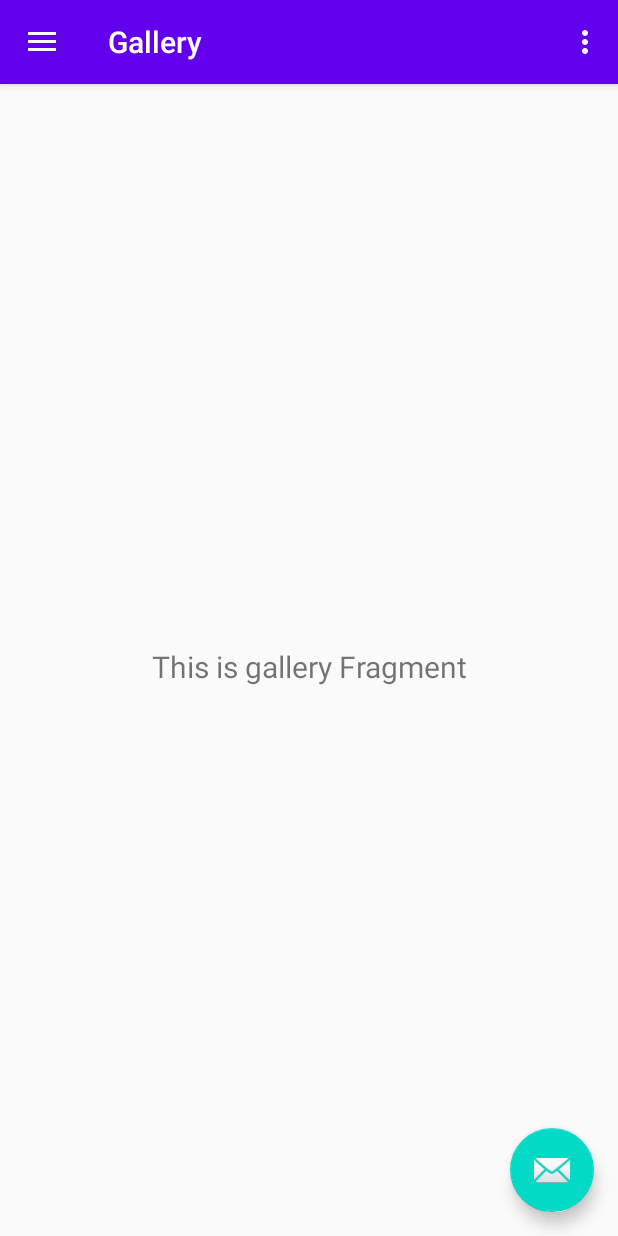
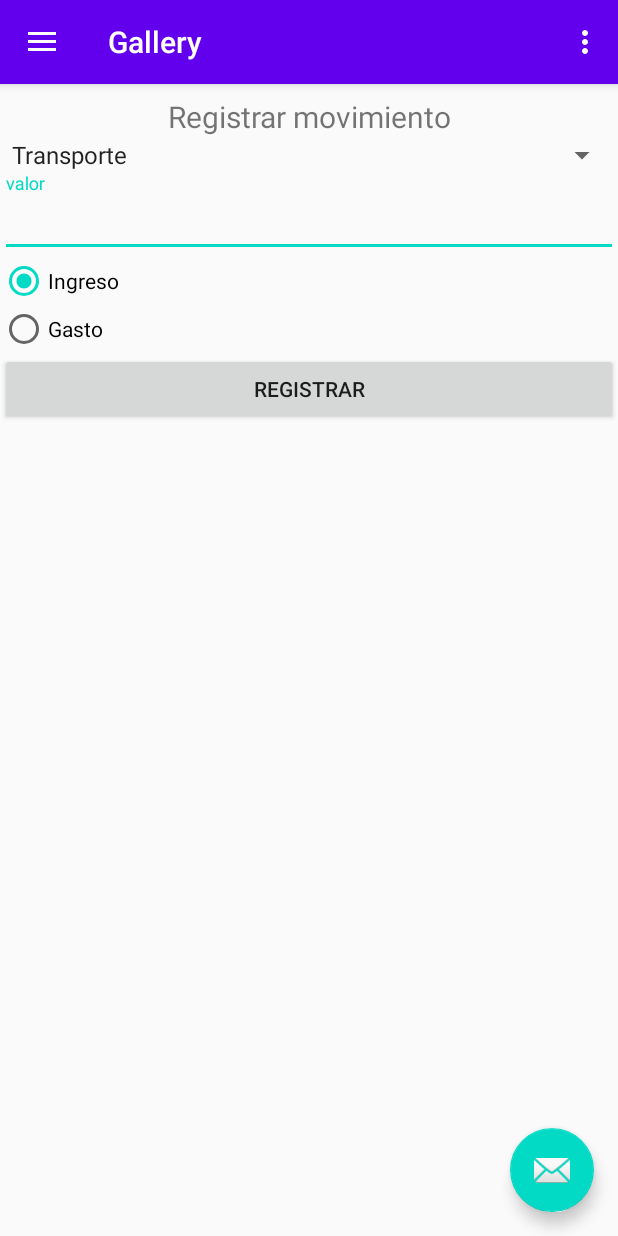
Before and after one commit to AdalbertoContreras/taller1, an Android app: the screen it shows after launch (MainActivity), in the side drawer, after a tap on "Gallery", on a phone screen of 412 x 824 dp. Run offline under Robolectric (Android 15) with nearby library versions, the phone set to English and light mode, and no system bars; our stand-ins replace navigation-ui.

Commit message:
Funcionlidad registrar movimiento

```diff
--- /dev/null
+++ b/app/src/main/java/com/empresa/finanzas1/sqlite/ConexionSQLiteHelper.kt
@@ -0,0 +1,78 @@
+package com.empresa.finanzas1.sqlite
+
+import android.content.Context
+import android.database.SQLException
+import android.database.sqlite.SQLiteDatabase
+import android.database.sqlite.SQLiteDatabase.CursorFactory
+import android.database.sqlite.SQLiteOpenHelper
+import android.util.Log
+
+class ConexionSQLiteHelper
+/**
+ * Create a helper object to create, open, and/or manage a database.
+ * This method always returns very quickly.  The database is not actually
+ * created or opened until one of [.getWritableDatabase] or
+ * [.getReadableDatabase] is called.
+ *
+ * @param context to use for locating paths to the the database
+ * @param factory to use for creating cursor objects, or null for the default
+ * [.onUpgrade] will be used to upgrade the database; if the database is
+ * newer, [.onDowngrade] will be used to downgrade the database
+ */
+    (context: Context?, factory: CursorFactory?) : SQLiteOpenHelper(
+    context,
+    nombre_database,
+    factory,
+    version_database
+) {
+    /**
+     * Called when the database is created for the first time. This is where the
+     * creation of tables and the initial population of the tables should happen.
+     *
+     * @param db The database.
+     */
+    override fun onCreate(db: SQLiteDatabase) {
+        try {
+
+            db.execSQL(MovimientoSqlite().SQL_CREATE_ENTRIES)
+        } catch (e: SQLException) {
+            Log.d("sqlite", "base de datos no creada")
+        }
+    }
+
+    /**
+     * Called when the database needs to be upgraded. The implementation
+     * should use this method to drop tables, add tables, or do anything else it
+     * needs to upgrade to the new schema version.
+     *
+     *
+     *
+     * The SQLite ALTER TABLE documentation can be found
+     * [here](http://sqlite.org/lang_altertable.html). If you add new columns
+     * you can use ALTER TABLE to insert them into a live table. If you rename or remove columns
+     * you can use ALTER TABLE to rename the old table, then create the new table and then
+     * populate the new table with the contents of the old table.
+     *
+     *
+     * This method executes within a transaction.  If an exception is thrown, all changes
+     * will automatically be rolled back.
+     *
+     *
+     * @param db         The database.
+     * @param oldVersion The old database version.
+     * @param newVersion The new database version.
+     */
+    override fun onUpgrade(
+        db: SQLiteDatabase,
+        oldVersion: Int,
+        newVersion: Int
+    ) {
+        db.execSQL(MovimientoSqlite().drop_table)
+        onCreate(db)
+    }
+
+    companion object {
+        private const val nombre_database = "app_cobrador"
+        private const val version_database = 2
+    }
+}
--- a/app/src/main/java/com/empresa/finanzas1/ui/gallery/GalleryFragment.kt
+++ /dev/null
@@ -1,31 +0,0 @@
-package com.empresa.finanzas1.ui.gallery
-
-import android.os.Bundle
-import android.view.LayoutInflater
-import android.view.View
-import android.view.ViewGroup
-import android.widget.TextView
-import androidx.fragment.app.Fragment
-import androidx.lifecycle.Observer
-import androidx.lifecycle.ViewModelProviders
-import com.empresa.finanzas1.R
-
-class GalleryFragment : Fragment() {
-
-    private lateinit var galleryViewModel: GalleryViewModel
-
-    override fun onCreateView(
-            inflater: LayoutInflater,
-            container: ViewGroup?,
-            savedInstanceState: Bundle?
-    ): View? {
-        galleryViewModel =
-                ViewModelProviders.of(this).get(GalleryViewModel::class.java)
-        val root = inflater.inflate(R.layout.fragment_gallery, container, false)
-        val textView: TextView = root.findViewById(R.id.text_gallery)
-        galleryViewModel.text.observe(viewLifecycleOwner, Observer {
-            textView.text = it
-        })
-        return root
-    }
-}
--- a/app/src/main/java/com/empresa/finanzas1/ui/home/HomeFragment.kt
+++ /dev/null
@@ -1,31 +0,0 @@
-package com.empresa.finanzas1.ui.home
-
-import android.os.Bundle
-import android.view.LayoutInflater
-import android.view.View
-import android.view.ViewGroup
-import android.widget.TextView
-import androidx.fragment.app.Fragment
-import androidx.lifecycle.Observer
-import androidx.lifecycle.ViewModelProviders
-import com.empresa.finanzas1.R
-
-class HomeFragment : Fragment() {
-
-    private lateinit var homeViewModel: HomeViewModel
-
-    override fun onCreateView(
-            inflater: LayoutInflater,
-            container: ViewGroup?,
-            savedInstanceState: Bundle?
-    ): View? {
-        homeViewModel =
-                ViewModelProviders.of(this).get(HomeViewModel::class.java)
-        val root = inflater.inflate(R.layout.fragment_home, container, false)
-        val textView: TextView = root.findViewById(R.id.text_home)
-        homeViewModel.text.observe(viewLifecycleOwner, Observer {
-            textView.text = it
-        })
-        return root
-    }
-}
--- /dev/null
+++ b/app/src/main/java/com/empresa/finanzas1/ui/home/VistaGeneralFragment.kt
@@ -0,0 +1,75 @@
+package com.empresa.finanzas1.ui.home
+
+import android.os.Bundle
+import android.view.LayoutInflater
+import android.view.View
+import android.view.ViewGroup
+import android.widget.TextView
+import androidx.fragment.app.Fragment
+import androidx.lifecycle.Observer
+import androidx.lifecycle.ViewModelProviders
+import com.empresa.finanzas1.R
+import com.empresa.finanzas1.sqlite.MovimientoSqlite
+
+class VistaGeneralFragment : Fragment() {
+
+    private lateinit var vistaGeneralViewModel: VistaGeneralViewModel
+    private lateinit var valor_total_textView: TextView
+    private lateinit var total_entrada_textView: TextView
+    private lateinit var total_gasto_textView: TextView
+    private lateinit var root: View
+    var valorTotal = 0.0
+    var valorGasto = 0.0
+    var valorEntrada = 0.0
+    override fun onCreateView(
+            inflater: LayoutInflater,
+            container: ViewGroup?,
+            savedInstanceState: Bundle?
+    ): View? {
+        vistaGeneralViewModel =
+                ViewModelProviders.of(this).get(VistaGeneralViewModel::class.java)
+        root = inflater.inflate(R.layout.vista_general, container, false)
+        iniciarVariables()
+        consultarMovimientos()
+        imprimir()
+        return root
+    }
+
+    fun iniciarVariables()
+    {
+        val textView: TextView = root.findViewById(R.id.text_home)
+        vistaGeneralViewModel.text.observe(viewLifecycleOwner, Observer {
+            textView.text = it
+        })
+        valor_total_textView = root.findViewById(R.id.valor_total_textView)
+        total_entrada_textView = root.findViewById(R.id.total_entrada_textView)
+        total_gasto_textView = root.findViewById(R.id.total_gasto_textView)
+    }
+
+    fun consultarMovimientos()
+    {
+        valorTotal = 0.0
+        valorGasto = 0.0
+        valorEntrada = 0.0
+        var movimientos = MovimientoSqlite().consultar(context)
+        for(item in movimientos!!.iterator())
+        {
+            valorTotal += item.valorMovimiento
+            if(item.flujo == 1)
+            {
+                valorEntrada += item.valorMovimiento
+            }
+            else
+            {
+                valorGasto += item.valorMovimiento
+            }
+        }
+    }
+
+    fun imprimir()
+    {
+        valor_total_textView.text = String.format("$ %,.0f", valorTotal)
+        total_gasto_textView.text = String.format("$ %,.0f", valorGasto)
+        total_entrada_textView.text = String.format("$ %,.0f", valorEntrada)
+    }
+}
--- a/app/src/main/java/com/empresa/finanzas1/ui/gallery/GalleryViewModel.kt
+++ b/app/src/main/java/com/empresa/finanzas1/ui/home/VistaGeneralViewModel.kt
@@ -1,13 +1,13 @@
-package com.empresa.finanzas1.ui.gallery
+package com.empresa.finanzas1.ui.home
 
 import androidx.lifecycle.LiveData
 import androidx.lifecycle.MutableLiveData
 import androidx.lifecycle.ViewModel
 
-class GalleryViewModel : ViewModel() {
+class VistaGeneralViewModel : ViewModel() {
 
     private val _text = MutableLiveData<String>().apply {
-        value = "This is gallery Fragment"
+        value = "Vista general"
     }
     val text: LiveData<String> = _text
 }
--- /dev/null
+++ b/app/src/main/java/com/empresa/finanzas1/ui/registrar_movimiento/RegistrarFragment.kt
@@ -0,0 +1,86 @@
+package com.empresa.finanzas1.ui.registrar_movimiento
+
+import android.os.Bundle
+import android.view.LayoutInflater
+import android.view.View
+import android.view.ViewGroup
+import android.widget.*
+import androidx.fragment.app.Fragment
+import androidx.lifecycle.Observer
+import androidx.lifecycle.ViewModelProviders
+import com.empresa.finanzas1.R
+import com.empresa.finanzas1.modelo.Movimiento
+import com.empresa.finanzas1.sqlite.MovimientoSqlite
+import kotlinx.android.synthetic.main.registrar_movimiento.*
+import java.lang.NumberFormatException
+import java.util.*
+
+class RegistrarFragment : Fragment() {
+
+    private lateinit var tipo_movimiento_spinner: Spinner
+    private lateinit var varlo_textField: EditText
+    private lateinit var registrarViewModel: RegistrarViewModel
+    private lateinit var registrar_button: Button
+    private lateinit var entrada_RadioButton: RadioButton
+    private lateinit var gasto_RadioButton: RadioButton
+    private val tipo_movimientos = listOf("Transporte", "Comida", "Otros")
+    private var root = view
+
+    override fun onCreateView(
+            inflater: LayoutInflater,
+            container: ViewGroup?,
+            savedInstanceState: Bundle?
+    ): View? {
+        registrarViewModel =
+                ViewModelProviders.of(this).get(RegistrarViewModel::class.java)
+        val root = inflater.inflate(R.layout.registrar_movimiento, container, false)
+        val textView: TextView = root.findViewById(R.id.text_gallery)
+        tipo_movimiento_spinner = root.findViewById(R.id.tipo_movimiento_spinner)
+        entrada_RadioButton = root.findViewById(R.id.entrada_RadioButton)
+        gasto_RadioButton = root.findViewById(R.id.gasto_RadioButton)
+        registrar_button = root.findViewById(R.id.registrar_button)
+        registrarViewModel.text.observe(viewLifecycleOwner, Observer {
+            textView.text = it
+        })
+        registrar_button.setOnClickListener {
+
+            if(valor_textfield.text.toString().isEmpty()) {
+                Toast.makeText(context, "Ingrese el valor del movimiento", Toast.LENGTH_LONG).show()
+            } else {
+                var movimientoRegistrar = Movimiento()
+                try {
+                    movimientoRegistrar.valorMovimiento = valor_textfield.text.toString().toDouble()
+                    movimientoRegistrar.tipoMovimiento = tipo_movimiento_spinner.selectedItemPosition
+                    movimientoRegistrar.flujo = if(entrada_RadioButton.isChecked) 1 else 2
+                    val date = Calendar.getInstance()
+                    val dateString = "${date.get(Calendar.YEAR)}-${date.get(Calendar.MONTH)}-${date.get(Calendar.DAY_OF_MONTH)}"
+                    movimientoRegistrar.fechaMovimiento = dateString
+                    if(MovimientoSqlite().agregar(context, movimientoRegistrar))
+                    {
+                        Toast.makeText(context, "Movimiento registrado con exito", Toast.LENGTH_LONG).show()
+                    }
+                    else
+                    {
+                        Toast.makeText(context, "Error al registrar movimiento, consulte con el administrador", Toast.LENGTH_LONG).show()
+                    }
+                }catch (x: NumberFormatException)
+                {
+
+                }
+            }
+        }
+        llenar_categorias()
+        return root
+    }
+
+    private fun llenar_categorias() {
+
+        val arrayAdapter: ArrayAdapter<*> = ArrayAdapter(
+            requireContext(),
+            android.R.layout.simple_spinner_item,
+            tipo_movimientos!!
+        )
+        tipo_movimiento_spinner.adapter = arrayAdapter
+        tipo_movimiento_spinner.setSelection(0)
+    }
+}
--- a/app/src/main/java/com/empresa/finanzas1/ui/home/HomeViewModel.kt
+++ b/app/src/main/java/com/empresa/finanzas1/ui/registrar_movimiento/RegistrarViewModel.kt
@@ -1,13 +1,13 @@
-package com.empresa.finanzas1.ui.home
+package com.empresa.finanzas1.ui.registrar_movimiento
 
 import androidx.lifecycle.LiveData
 import androidx.lifecycle.MutableLiveData
 import androidx.lifecycle.ViewModel
 
-class HomeViewModel : ViewModel() {
+class RegistrarViewModel : ViewModel() {
 
     private val _text = MutableLiveData<String>().apply {
-        value = "This is home Fragment"
+        value = "Registrar movimiento"
     }
     val text: LiveData<String> = _text
 }
--- a/app/src/main/res/layout/fragment_gallery.xml
+++ /dev/null
@@ -1,22 +0,0 @@
-<?xml version="1.0" encoding="utf-8"?>
-<androidx.constraintlayout.widget.ConstraintLayout xmlns:android="http://schemas.android.com/apk/res/android"
-    xmlns:app="http://schemas.android.com/apk/res-auto"
-    xmlns:tools="http://schemas.android.com/tools"
-    android:layout_width="match_parent"
-    android:layout_height="match_parent"
-    tools:context=".ui.gallery.GalleryFragment">
-
-    <TextView
-        android:id="@+id/text_gallery"
-        android:layout_width="match_parent"
-        android:layout_height="wrap_content"
-        android:layout_marginStart="8dp"
-        android:layout_marginTop="8dp"
-        android:layout_marginEnd="8dp"
-        android:textAlignment="center"
-        android:textSize="20sp"
-        app:layout_constraintBottom_toBottomOf="parent"
-        app:layout_constraintEnd_toEndOf="parent"
-        app:layout_constraintStart_toStartOf="parent"
-        app:layout_constraintTop_toTopOf="parent" />
-</androidx.constraintlayout.widget.ConstraintLayout>
--- /dev/null
+++ b/app/src/main/res/layout/registrar_movimiento.xml
@@ -0,0 +1,59 @@
+<?xml version="1.0" encoding="utf-8"?>
+<LinearLayout xmlns:android="http://schemas.android.com/apk/res/android"
+    xmlns:tools="http://schemas.android.com/tools"
+    android:orientation="vertical"
+    android:layout_width="match_parent"
+    android:layout_height="match_parent"
+    tools:context=".ui.registrar_movimiento.RegistrarFragment">
+
+    <TextView
+        android:id="@+id/text_gallery"
+        android:layout_width="match_parent"
+        android:layout_height="wrap_content"
+        android:layout_marginStart="8dp"
+        android:layout_marginTop="8dp"
+        android:layout_marginEnd="8dp"
+        android:textAlignment="center"
+        android:textSize="20sp" />
+
+    <Spinner
+        android:id="@+id/tipo_movimiento_spinner"
+        android:layout_width="match_parent"
+        android:layout_height="wrap_content" />
+
+    <com.google.android.material.textfield.TextInputLayout
+        android:layout_width="match_parent"
+        android:layout_height="wrap_content">
+
+        <com.google.android.material.textfield.TextInputEditText
+            android:id="@+id/valor_textfield"
+            android:layout_width="match_parent"
+            android:layout_height="wrap_content"
+            android:hint="valor" />
+    </com.google.android.material.textfield.TextInputLayout>
+
+    <RadioGroup
+        android:layout_width="match_parent"
+        android:layout_height="wrap_content">
+        <RadioButton
+            android:id="@+id/entrada_RadioButton"
+            android:layout_width="match_parent"
+            android:layout_height="wrap_content"
+            android:text="Ingreso"
+            android:checked="true"
+            android:layout_weight="1"/>
+        <RadioButton
+            android:id="@+id/gasto_RadioButton"
+            android:layout_width="match_parent"
+            android:layout_height="wrap_content"
+            android:text="Gasto"
+            android:layout_weight="1"/>
+    </RadioGroup>
+
+    <Button
+        android:id="@+id/registrar_button"
+        android:layout_width="match_parent"
+        android:layout_height="wrap_content"
+        android:text="Registrar" />
+
+</LinearLayout>
--- a/app/src/main/res/navigation/mobile_navigation.xml
+++ b/app/src/main/res/navigation/mobile_navigation.xml
@@ -7,15 +7,15 @@
 
     <fragment
         android:id="@+id/nav_home"
-        android:name="com.empresa.finanzas1.ui.home.HomeFragment"
+        android:name="com.empresa.finanzas1.ui.home.VistaGeneralFragment"
         android:label="@string/menu_home"
-        tools:layout="@layout/fragment_home" />
+        tools:layout="@layout/vista_general" />
 
     <fragment
         android:id="@+id/nav_gallery"
-        android:name="com.empresa.finanzas1.ui.gallery.GalleryFragment"
+        android:name="com.empresa.finanzas1.ui.registrar_movimiento.RegistrarFragment"
         android:label="@string/menu_gallery"
-        tools:layout="@layout/fragment_gallery" />
+        tools:layout="@layout/registrar_movimiento" />
 
     <fragment
         android:id="@+id/nav_slideshow"
```
Also changed, not shown: app/src/main/java/com/empresa/finanzas1/modelo/Movimiento.kt (+7 -1 lines), app/src/main/java/com/empresa/finanzas1/sqlite/ConexionSQLiteHelper.java (deleted, +0 -77 lines), app/src/main/java/com/empresa/finanzas1/sqlite/MovimientoSqlite.kt (+8 -1 lines), app/src/main/java/com/empresa/finanzas1/sqlite/Movimientoutilidades.kt (+13 -9 lines), app/src/main/res/layout/fragment_home.xml (deleted, +0 -22 lines), app/src/main/res/layout/vista_general.xml (added, +40 -0 lines).
